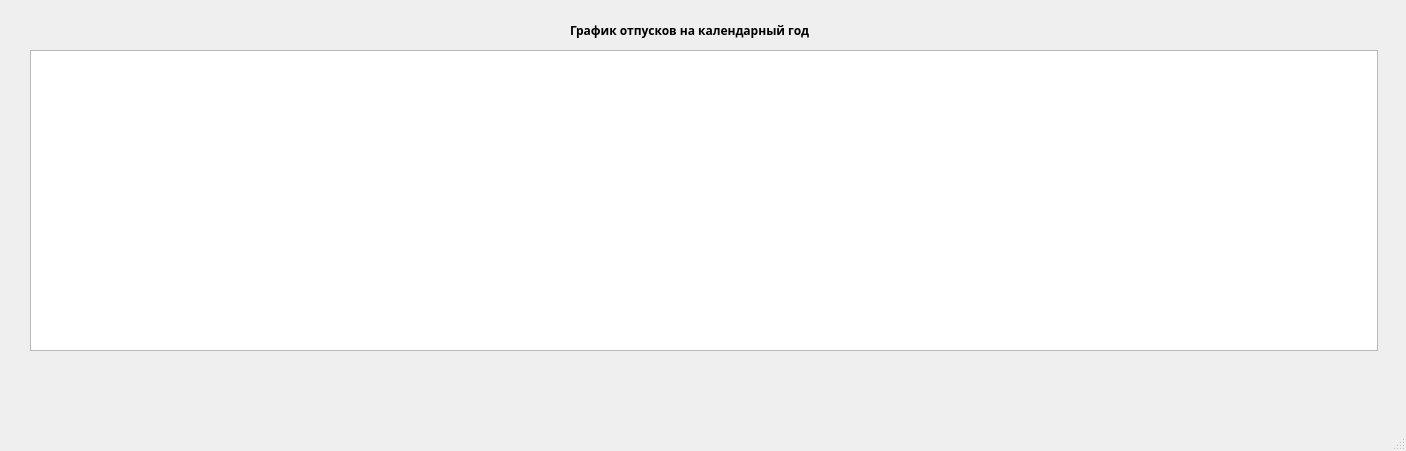
The window that VacationCalendar/mainwindow.ui (Dmitriy-M1319/VacationCalendar) describes before a commit, drawn with Qt 5.
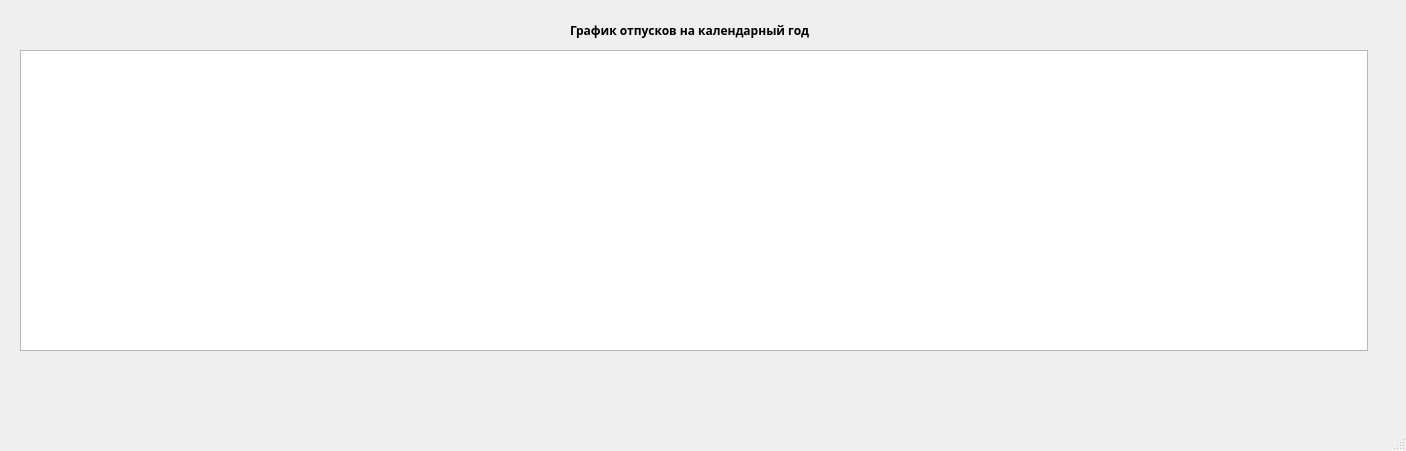
The same window after the commit.

Commit message: add change color behaviour for month labels

```diff
--- a/VacationCalendar/mainwindow.ui
+++ b/VacationCalendar/mainwindow.ui
@@ -37,7 +37,7 @@
    <widget class="QGraphicsView" name="graphicsView">
     <property name="geometry">
      <rect>
-      <x>30</x>
+      <x>20</x>
       <y>50</y>
       <width>1348</width>
       <height>301</height>
@@ -58,9 +58,9 @@
    <widget class="QWidget" name="horizontalLayoutWidget">
     <property name="geometry">
      <rect>
-      <x>280</x>
+      <x>290</x>
       <y>350</y>
-      <width>1101</width>
+      <width>1071</width>
       <height>31</height>
      </rect>
     </property>
```
The commit also changes 5 other files.
